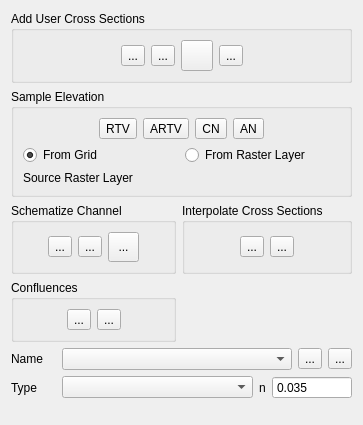
First picture: the form in flo2d/ui/xs_editor.ui, repository FLO-2DSoftware/qgis-flo-2d-plugin, before the edit.
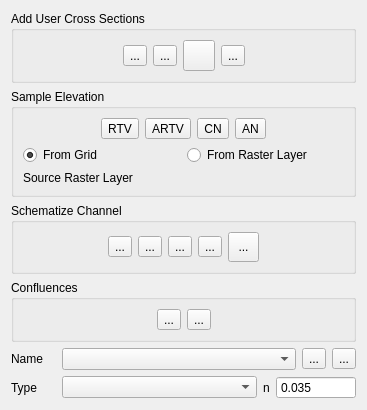
Second picture: the form after the edit. Icons and pictures are not drawn.

Patch:
```diff
--- a/flo2d/ui/xs_editor.ui
+++ b/flo2d/ui/xs_editor.ui
@@ -9,201 +9,14 @@
    <rect>
     <x>0</x>
     <y>0</y>
-    <width>363</width>
-    <height>425</height>
+    <width>367</width>
+    <height>406</height>
    </rect>
   </property>
   <property name="windowTitle">
    <string>Cross-section Editor</string>
   </property>
   <layout class="QGridLayout" name="gridLayout_3">
-   <item row="2" column="0" colspan="2">
-    <widget class="QGroupBox" name="intermediate_grp">
-     <property name="title">
-      <string>Schematize Channel</string>
-     </property>
-     <layout class="QGridLayout" name="gridLayout_10">
-      <item row="0" column="0">
-       <layout class="QGridLayout" name="gridLayout_9">
-        <item row="0" column="1">
-         <widget class="QToolButton" name="schematize_xs_btn">
-          <property name="toolTip">
-           <string>&lt;html&gt;&lt;head/&gt;&lt;body&gt;&lt;p&gt;Schematize Channel&lt;/p&gt;&lt;/body&gt;&lt;/html&gt;</string>
-          </property>
-          <property name="text">
-           <string>...</string>
-          </property>
-          <property name="icon">
-           <iconset>
-            <normaloff>../img/intermediate_cross_sections.svg</normaloff>../img/intermediate_cross_sections.svg</iconset>
-          </property>
-          <property name="iconSize">
-           <size>
-            <width>24</width>
-            <height>24</height>
-           </size>
-          </property>
-         </widget>
-        </item>
-        <item row="0" column="2">
-         <widget class="QToolButton" name="check_schematized_channel_btn">
-          <property name="toolTip">
-           <string>&lt;html&gt;&lt;head/&gt;&lt;body&gt;&lt;p&gt;Check Schematized Channel&lt;/p&gt;&lt;/body&gt;&lt;/html&gt;</string>
-          </property>
-          <property name="text">
-           <string>...</string>
-          </property>
-          <property name="icon">
-           <iconset>
-            <normaloff>../img/check_intermediate_cross_sections.svg</normaloff>../img/check_intermediate_cross_sections.svg</iconset>
-          </property>
-          <property name="iconSize">
-           <size>
-            <width>24</width>
-            <height>24</height>
-           </size>
-          </property>
-         </widget>
-        </item>
-        <item row="0" column="4">
-         <spacer name="horizontalSpacer_3">
-          <property name="orientation">
-           <enum>Qt::Horizontal</enum>
-          </property>
-          <property name="sizeHint" stdset="0">
-           <size>
-            <width>40</width>
-            <height>20</height>
-           </size>
-          </property>
-         </spacer>
-        </item>
-        <item row="0" column="0">
-         <spacer name="horizontalSpacer_2">
-          <property name="orientation">
-           <enum>Qt::Horizontal</enum>
-          </property>
-          <property name="sizeHint" stdset="0">
-           <size>
-            <width>40</width>
-            <height>20</height>
-           </size>
-          </property>
-         </spacer>
-        </item>
-        <item row="0" column="3">
-         <widget class="QToolButton" name="delete_schema_btn">
-          <property name="minimumSize">
-           <size>
-            <width>31</width>
-            <height>30</height>
-           </size>
-          </property>
-          <property name="toolTip">
-           <string>&lt;html&gt;&lt;head/&gt;&lt;body&gt;&lt;p&gt;Delete Schematize Channel&lt;/p&gt;&lt;/body&gt;&lt;/html&gt;</string>
-          </property>
-          <property name="text">
-           <string>...</string>
-          </property>
-          <property name="icon">
-           <iconset>
-            <normaloff>../img/delete_intermediate_cross_sections.svg</normaloff>../img/delete_intermediate_cross_sections.svg</iconset>
-          </property>
-          <property name="iconSize">
-           <size>
-            <width>24</width>
-            <height>24</height>
-           </size>
-          </property>
-         </widget>
-        </item>
-       </layout>
-      </item>
-     </layout>
-    </widget>
-   </item>
-   <item row="2" column="2">
-    <widget class="QGroupBox" name="interp_grp">
-     <property name="title">
-      <string>Interpolate Cross Sections</string>
-     </property>
-     <layout class="QGridLayout" name="gridLayout_12">
-      <item row="0" column="0">
-       <layout class="QGridLayout" name="gridLayout_8">
-        <item row="0" column="2">
-         <widget class="QToolButton" name="interpolate_channel_n_btn">
-          <property name="toolTip">
-           <string>&lt;html&gt;&lt;head/&gt;&lt;body&gt;&lt;p&gt;Interpolate Channel n-values&lt;/p&gt;&lt;/body&gt;&lt;/html&gt;</string>
-          </property>
-          <property name="statusTip">
-           <string>Interpolate channel n-values</string>
-          </property>
-          <property name="text">
-           <string>...</string>
-          </property>
-          <property name="icon">
-           <iconset>
-            <normaloff>../img/interpolate_channel_n.svg</normaloff>../img/interpolate_channel_n.svg</iconset>
-          </property>
-          <property name="iconSize">
-           <size>
-            <width>24</width>
-            <height>24</height>
-           </size>
-          </property>
-         </widget>
-        </item>
-        <item row="0" column="4">
-         <spacer name="horizontalSpacer_7">
-          <property name="orientation">
-           <enum>Qt::Horizontal</enum>
-          </property>
-          <property name="sizeHint" stdset="0">
-           <size>
-            <width>40</width>
-            <height>20</height>
-           </size>
-          </property>
-         </spacer>
-        </item>
-        <item row="0" column="1">
-         <widget class="QToolButton" name="interpolate_channel_elevation_btn">
-          <property name="toolTip">
-           <string>&lt;html&gt;&lt;head/&gt;&lt;body&gt;&lt;p&gt;Interpolate Cross Section Elevation&lt;/p&gt;&lt;/body&gt;&lt;/html&gt;</string>
-          </property>
-          <property name="text">
-           <string>...</string>
-          </property>
-          <property name="icon">
-           <iconset>
-            <normaloff>../img/interpolate_channel_z.svg</normaloff>../img/interpolate_channel_z.svg</iconset>
-          </property>
-          <property name="iconSize">
-           <size>
-            <width>24</width>
-            <height>24</height>
-           </size>
-          </property>
-         </widget>
-        </item>
-        <item row="0" column="0">
-         <spacer name="horizontalSpacer_8">
-          <property name="orientation">
-           <enum>Qt::Horizontal</enum>
-          </property>
-          <property name="sizeHint" stdset="0">
-           <size>
-            <width>40</width>
-            <height>20</height>
-           </size>
-          </property>
-         </spacer>
-        </item>
-       </layout>
-      </item>
-     </layout>
-    </widget>
-   </item>
    <item row="0" column="0" colspan="3">
     <widget class="QGroupBox" name="user_cross_section_grp">
      <property name="title">
@@ -655,7 +468,155 @@
      </property>
     </spacer>
    </item>
-   <item row="4" column="0" colspan="2">
+   <item row="2" column="0" colspan="3">
+    <widget class="QGroupBox" name="intermediate_grp">
+     <property name="title">
+      <string>Schematize Channel</string>
+     </property>
+     <layout class="QGridLayout" name="gridLayout_10">
+      <item row="0" column="0">
+       <layout class="QGridLayout" name="gridLayout_9">
+        <item row="0" column="0">
+         <spacer name="horizontalSpacer_2">
+          <property name="orientation">
+           <enum>Qt::Horizontal</enum>
+          </property>
+          <property name="sizeHint" stdset="0">
+           <size>
+            <width>40</width>
+            <height>20</height>
+           </size>
+          </property>
+         </spacer>
+        </item>
+        <item row="0" column="2">
+         <widget class="QToolButton" name="interpolate_channel_elevation_btn">
+          <property name="toolTip">
+           <string>&lt;html&gt;&lt;head/&gt;&lt;body&gt;&lt;p&gt;Interpolate Cross Section Elevation&lt;/p&gt;&lt;/body&gt;&lt;/html&gt;</string>
+          </property>
+          <property name="text">
+           <string>...</string>
+          </property>
+          <property name="icon">
+           <iconset>
+            <normaloff>../img/interpolate_channel_z.svg</normaloff>../img/interpolate_channel_z.svg</iconset>
+          </property>
+          <property name="iconSize">
+           <size>
+            <width>24</width>
+            <height>24</height>
+           </size>
+          </property>
+         </widget>
+        </item>
+        <item row="0" column="6">
+         <spacer name="horizontalSpacer_3">
+          <property name="orientation">
+           <enum>Qt::Horizontal</enum>
+          </property>
+          <property name="sizeHint" stdset="0">
+           <size>
+            <width>40</width>
+            <height>20</height>
+           </size>
+          </property>
+         </spacer>
+        </item>
+        <item row="0" column="1">
+         <widget class="QToolButton" name="schematize_xs_btn">
+          <property name="toolTip">
+           <string>&lt;html&gt;&lt;head/&gt;&lt;body&gt;&lt;p&gt;Schematize Channel&lt;/p&gt;&lt;/body&gt;&lt;/html&gt;</string>
+          </property>
+          <property name="text">
+           <string>...</string>
+          </property>
+          <property name="icon">
+           <iconset>
+            <normaloff>../img/intermediate_cross_sections.svg</normaloff>../img/intermediate_cross_sections.svg</iconset>
+          </property>
+          <property name="iconSize">
+           <size>
+            <width>24</width>
+            <height>24</height>
+           </size>
+          </property>
+         </widget>
+        </item>
+        <item row="0" column="5">
+         <widget class="QToolButton" name="delete_schema_btn">
+          <property name="minimumSize">
+           <size>
+            <width>31</width>
+            <height>30</height>
+           </size>
+          </property>
+          <property name="toolTip">
+           <string>&lt;html&gt;&lt;head/&gt;&lt;body&gt;&lt;p&gt;Delete Schematize Channel&lt;/p&gt;&lt;/body&gt;&lt;/html&gt;</string>
+          </property>
+          <property name="text">
+           <string>...</string>
+          </property>
+          <property name="icon">
+           <iconset>
+            <normaloff>../img/delete_intermediate_cross_sections.svg</normaloff>../img/delete_intermediate_cross_sections.svg</iconset>
+          </property>
+          <property name="iconSize">
+           <size>
+            <width>24</width>
+            <height>24</height>
+           </size>
+          </property>
+         </widget>
+        </item>
+        <item row="0" column="4">
+         <widget class="QToolButton" name="check_schematized_channel_btn">
+          <property name="toolTip">
+           <string>&lt;html&gt;&lt;head/&gt;&lt;body&gt;&lt;p&gt;Check Schematized Channel&lt;/p&gt;&lt;/body&gt;&lt;/html&gt;</string>
+          </property>
+          <property name="text">
+           <string>...</string>
+          </property>
+          <property name="icon">
+           <iconset>
+            <normaloff>../img/check_intermediate_cross_sections.svg</normaloff>../img/check_intermediate_cross_sections.svg</iconset>
+          </property>
+          <property name="iconSize">
+           <size>
+            <width>24</width>
+            <height>24</height>
+           </size>
+          </property>
+         </widget>
+        </item>
+        <item row="0" column="3">
+         <widget class="QToolButton" name="interpolate_channel_n_btn">
+          <property name="toolTip">
+           <string>&lt;html&gt;&lt;head/&gt;&lt;body&gt;&lt;p&gt;Interpolate Channel n-values&lt;/p&gt;&lt;/body&gt;&lt;/html&gt;</string>
+          </property>
+          <property name="statusTip">
+           <string>Interpolate channel n-values</string>
+          </property>
+          <property name="text">
+           <string>...</string>
+          </property>
+          <property name="icon">
+           <iconset>
+            <normaloff>../img/interpolate_channel_n.svg</normaloff>../img/interpolate_channel_n.svg</iconset>
+          </property>
+          <property name="iconSize">
+           <size>
+            <width>24</width>
+            <height>24</height>
+           </size>
+          </property>
+         </widget>
+        </item>
+       </layout>
+      </item>
+     </layout>
+    </widget>
+   </item>
+   <item row="4" column="0" colspan="3">
     <widget class="QGroupBox" name="confluences_grp">
      <property name="title">
       <string>Confluences</string>
```
